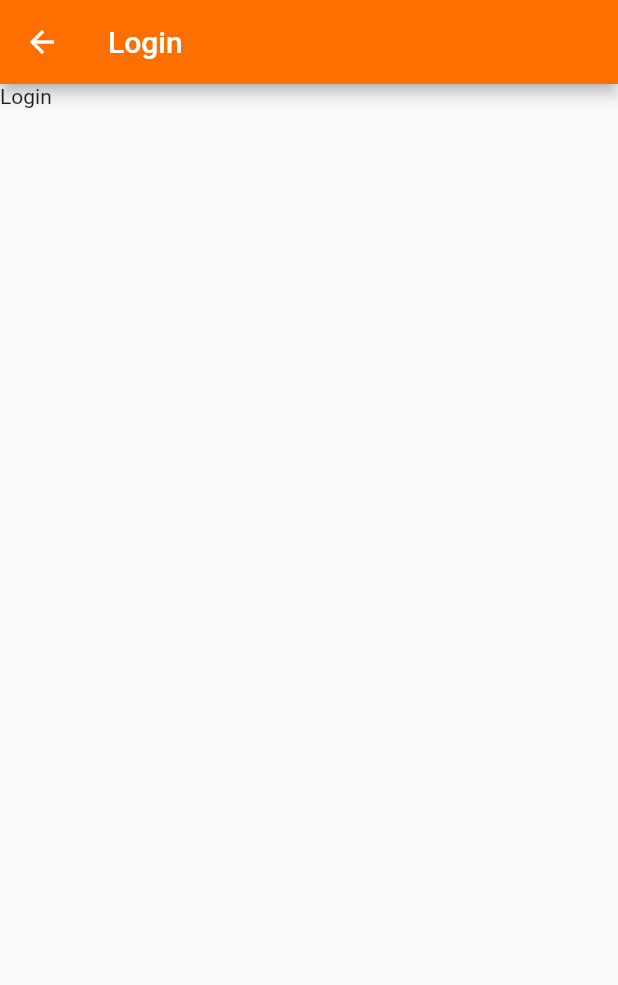
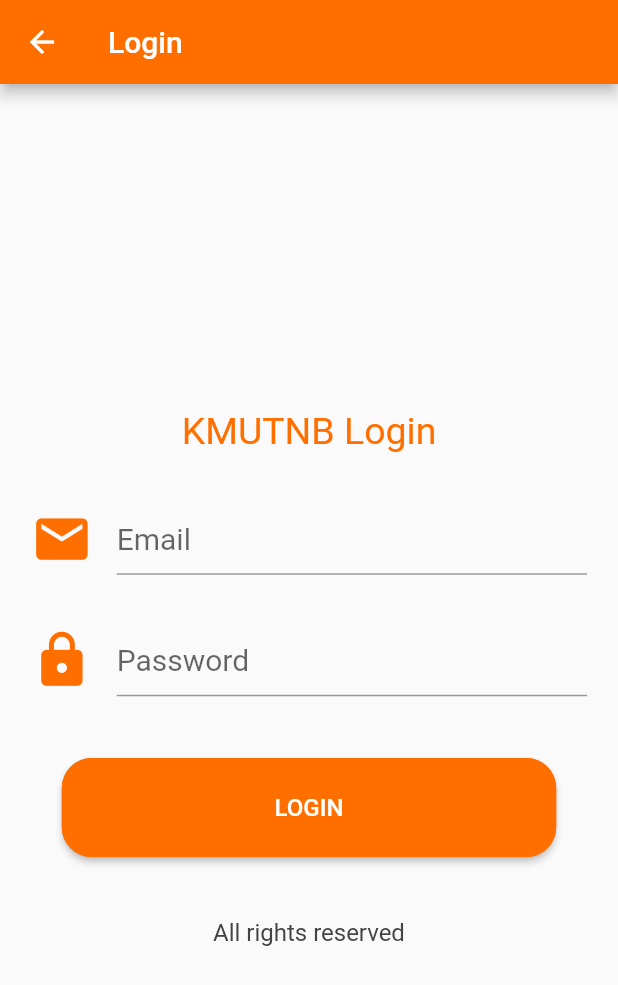
Before and after one commit to NUTHAWAT/mobileappweek1, a Flutter app: the screen it shows after launch, after a tap on "LOGIN", on a phone screen of 412 x 824 dp. Shown: the top 985 px of the screen. Run offline on Flutter 3.47's test engine with Material 2 defaults, Android fonts, the phone set to English and light mode, and no system bars; our stand-ins replace sembast.

Commit message:
added login

```diff
--- a/lib/config/constant.dart
+++ b/lib/config/constant.dart
@@ -1,5 +1,5 @@
 import 'package:flutter/material.dart';
 
-const pColor = Color(0xFF171717);
+const pColor = Color(0xFFFF6F00);
 const sColor = Color(0xFF444444);
 const tColor = Color(0xFFDA0037);
--- a/lib/main.dart
+++ b/lib/main.dart
@@ -1,4 +1,5 @@
 import 'package:flutter/material.dart';
+import 'package:mobileappweek1/screen/dashboard.dart';
 import 'package:mobileappweek1/screen/login.dart';
 import 'package:mobileappweek1/screen/register.dart';
 import 'config/constant.dart';
@@ -14,6 +15,7 @@ class MyApp extends StatelessWidget {
       routes: {
         'Login': (context) => Login(),
         'Register': (context) => Register(),
+        'Dashboard': (context) => Dashboard()
       },
       theme: ThemeData(
         primaryColor: pColor,
--- a/lib/screen/index.dart
+++ b/lib/screen/index.dart
@@ -28,21 +28,28 @@ class Index extends StatelessWidget {
                 style: TextStyle(
                   fontSize: 32,
                   color: Colors.amber[900],
+                  fontWeight: FontWeight.w300,
                 ),
               ),
               Image.asset(
                 "asset/image/pic1.png",
                 width: size.width * 0.8,
               ),
+              SizedBox(
+                height: 30,
+              ),
               ElevatedButton(
                   style: ElevatedButton.styleFrom(
                     primary: Colors.amber[900],
-                    padding: EdgeInsets.fromLTRB(120, 15, 120, 15),
+                    padding: EdgeInsets.fromLTRB(80, 10, 80, 10),
                     shape: StadiumBorder(),
                   ),
                   child: Text(
                     "  LOGIN  ",
-                    style: TextStyle(fontSize: 28),
+                    style: TextStyle(
+                      fontSize: 18,
+                      fontWeight: FontWeight.w400,
+                    ),
                   ),
                   onPressed: () {
                     Navigator.pushNamed(context, 'Login');
@@ -53,12 +60,15 @@ class Index extends StatelessWidget {
               ElevatedButton(
                   style: ElevatedButton.styleFrom(
                     primary: Colors.amber[900],
-                    padding: EdgeInsets.fromLTRB(120, 15, 120, 15),
+                    padding: EdgeInsets.fromLTRB(80, 10, 80, 10),
                     shape: StadiumBorder(),
                   ),
                   child: Text(
                     "SIGN UP",
-                    style: TextStyle(fontSize: 28),
+                    style: TextStyle(
+                      fontSize: 18,
+                      fontWeight: FontWeight.w400,
+                    ),
                   ),
                   onPressed: () {
                     Navigator.pushNamed(context, 'Register');
--- a/lib/screen/login.dart
+++ b/lib/screen/login.dart
@@ -1,4 +1,7 @@
 import 'package:flutter/material.dart';
+import 'package:mobileappweek1/backend/database.dart';
+import 'package:mobileappweek1/config/constant.dart';
+import 'package:mobileappweek1/screen/dashboard.dart';
 
 class Login extends StatefulWidget {
   @override
@@ -6,14 +9,121 @@ class Login extends StatefulWidget {
 }
 
 class _LoginState extends State<Login> {
+  var email, password;
+  final formKey = GlobalKey<FormState>();
+  @override
   @override
   Widget build(BuildContext context) {
+    Size size = MediaQuery.of(context).size;
     return Scaffold(
       appBar: AppBar(
         title: Text('Login'),
         backgroundColor: Colors.amber[900],
       ),
-      body: Text('Login'),
+      body: Form(
+        key: formKey,
+        child: Container(
+          alignment: Alignment.center,
+          child: SingleChildScrollView(
+            child: Column(
+              mainAxisAlignment: MainAxisAlignment.start,
+              children: <Widget>[
+                SizedBox(
+                  height: size.height * 0.03,
+                ),
+                Text(
+                  'KMUTNB Login',
+                  style: TextStyle(fontSize: 25, color: pColor),
+                ),
+                SizedBox(
+                  height: size.height * 0.04,
+                ),
+                Container(
+                  width: size.width * 0.9,
+                  child: TextFormField(
+                    style: TextStyle(color: Colors.black, fontSize: 20),
+                    decoration: InputDecoration(
+                      icon: Icon(
+                        Icons.email,
+                        color: pColor,
+                        size: size.height * 0.05,
+                      ),
+                      hintText: "Email",
+                    ),
+                    onSaved: (value) {
+                      email = value!.trim();
+                    },
+                  ),
+                ),
+                SizedBox(
+                  height: size.height * 0.04,
+                ),
+                Container(
+                  width: size.width * 0.9,
+                  child: TextFormField(
+                    style: TextStyle(color: Colors.black, fontSize: 20),
+                    obscureText: true,
+                    decoration: InputDecoration(
+                      icon: Icon(
+                        Icons.lock,
+                        color: pColor,
+                        size: size.height * 0.05,
+                      ),
+                      hintText: "Password",
+                    ),
+                    onSaved: (value) {
+                      password = value!.trim();
+                    },
+                  ),
+                ),
+                SizedBox(
+                  height: size.height * 0.05,
+                ),
+                Container(
+                  width: size.width * 0.8,
+                  height: size.height * 0.08,
+                  child: RaisedButton(
+                    shape: RoundedRectangleBorder(
+                        borderRadius: BorderRadius.circular(20.0),
+                        side: BorderSide(color: pColor)),
+                    onPressed: () {
+                      formKey.currentState!.save();
+
+                      var local = DBLocal();
+                      local.login(email, password).then((response) {
+                        if (response) {
+                          print('success');
+                          Navigator.pushNamed(context, 'Dashboard');
+                        } else {
+                          print('fail');
+                          final bar = SnackBar(
+                            content: Text('ไม่พบข้อมูล'),
+                          );
+                          ScaffoldMessenger.of(context).showSnackBar(bar);
+                        }
+                      });
+                    },
+                    color: pColor,
+                    textColor: Colors.white,
+                    child: Text("login".toUpperCase(),
+                        style: TextStyle(fontSize: 16)),
+                  ),
+                ),
+                SizedBox(
+                  height: size.height * 0.05,
+                ),
+                Text(
+                  'All rights reserved',
+                  style: TextStyle(
+                    fontSize: 16,
+                    color: sColor,
+                  ),
+                ),
+              ],
+            ),
+          ),
+        ),
+      ),
     );
   }
 }
--- a/lib/screen/register.dart
+++ b/lib/screen/register.dart
@@ -1,4 +1,5 @@
 import 'package:flutter/material.dart';
+import 'package:mobileappweek1/backend/database.dart';
 import 'package:mobileappweek1/config/constant.dart';
 
 class Register extends StatefulWidget {
@@ -180,11 +181,16 @@ class _RegisterState extends State<Register> {
           shape: StadiumBorder(),
         ),
         onPressed: () {
+          //print("HELLO");
+          var local = new DBLocal();
+
           if (formKey.currentState!.validate()) {
             formKey.currentState!.save();
-          print(
-              "Name: $name Surname: $surname Email: $email Password: $password");
+            local.register(name, surname, email, password);
+            formKey.currentState!.reset();
+            Navigator.pushNamed(context, 'Login');
           }
         },
-      child: Text('Submit'));
+        child: Text('Submit'),
+      );
 }
--- a/pubspec.yaml
+++ b/pubspec.yaml
@@ -28,6 +28,9 @@ dependencies:
   # The following adds the Cupertino Icons font to your application.
   # Use with the CupertinoIcons class for iOS style icons.
   cupertino_icons: ^1.0.2
+  sembast: ^3.1.0+2
+  path_provider: ^2.0.4
+  path: ^1.8.0
 
 dev_dependencies:
   flutter_test:
```
Also changed, not shown: lib/backend/database.dart (added, +63 -0 lines), lib/screen/dashboard.dart (added, +17 -0 lines), pubspec.lock. Lines whose indentation alone changed are shown as unchanged.
